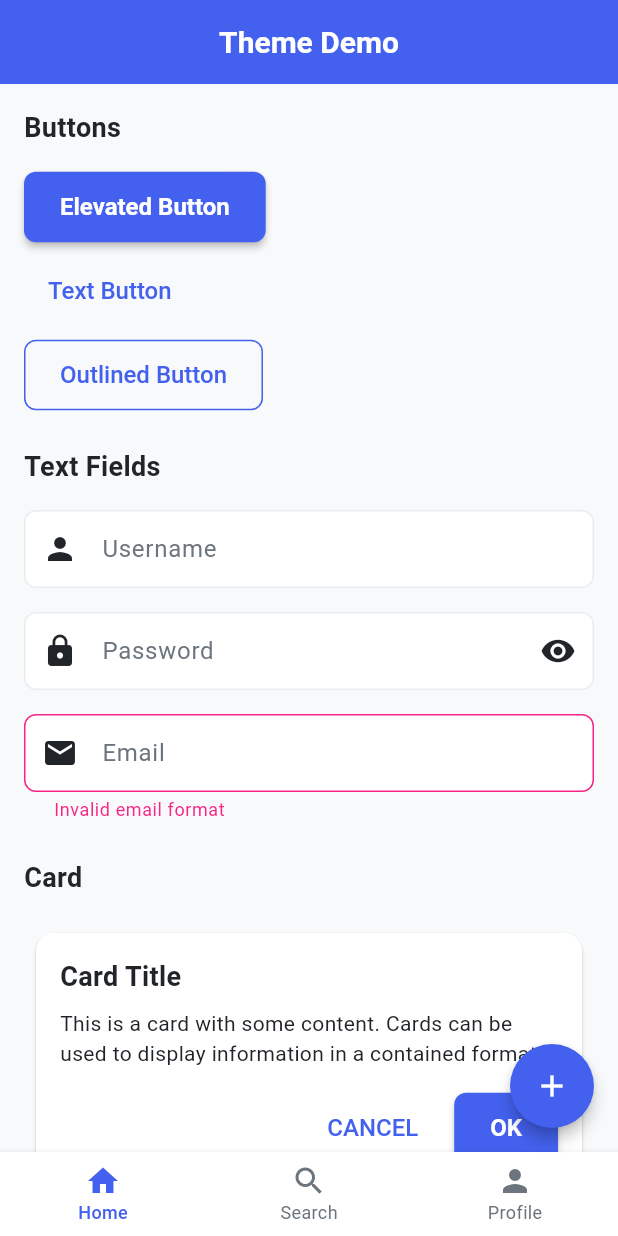
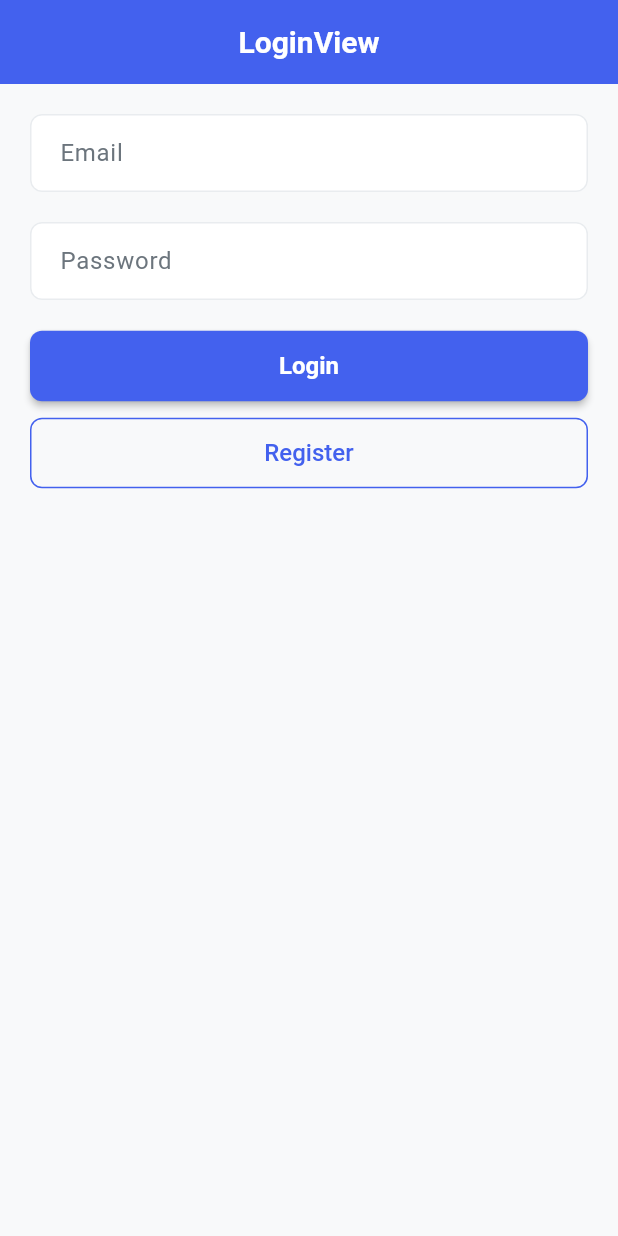
Before and after one commit to rafsanza-hub/attendance_flutter, a Flutter app: the screen it shows after launch, on a phone screen of 412 x 824 dp. Run offline on Flutter 3.47's test engine with Material 3 defaults, Android fonts, the phone set to English and light mode, and no system bars; our stand-ins replace firebase_auth, firebase_core, get; accounts and stored records are empty; generated files the repository leaves out were written again.

Commit message:
feat: tambah fitur login

```diff
--- /dev/null
+++ b/lib/app/modules/login/views/login_view.dart
@@ -0,0 +1,104 @@
+import 'package:attendance_flutter/app/routes/app_pages.dart';
+import 'package:flutter/material.dart';
+
+import 'package:get/get.dart';
+
+import '../controllers/login_controller.dart';
+
+class LoginView extends GetView<LoginController> {
+  final _formKey = GlobalKey<FormState>();
+  LoginView({super.key});
+  @override
+  Widget build(BuildContext context) {
+    return Stack(
+      children: [
+        Scaffold(
+          appBar: AppBar(
+            title: const Text('LoginView'),
+            centerTitle: true,
+          ),
+          body: SingleChildScrollView(
+            child: Padding(
+              padding: EdgeInsets.all(20),
+              child: Form(
+                key: _formKey,
+                child: Column(
+                  children: [
+                    TextFormField(
+                      controller: controller.emailC,
+                      decoration: const InputDecoration(
+                        labelText: 'Email',
+                        hintText: 'Enter your email',
+                        border: OutlineInputBorder(),
+                      ),
+                      validator: (value) {
+                        if (value == null || value.isEmpty) {
+                          return 'Please enter your email';
+                        }
+                        if (!GetUtils.isEmail(value)) {
+                          return 'Please enter a valid email';
+                        }
+                        return null;
+                      },
+                    ),
+                    const SizedBox(height: 20),
+                    TextFormField(
+                      controller: controller.passwordC,
+                      decoration: const InputDecoration(
+                        labelText: 'Password',
+                        hintText: 'Enter your password',
+                        border: OutlineInputBorder(),
+                      ),
+                      obscureText: true,
+                      validator: (value) {
+                        if (value == null || value.isEmpty) {
+                          return 'Please enter your password';
+                        }
+                        if (value.length < 6) {
+                          return 'Password must be at least 6 characters';
+                        }
+                        return null;
+                      },
+                    ),
+                    const SizedBox(height: 20),
+                    SizedBox(
+                      width: double.infinity,
+                      child: ElevatedButton(
+                        onPressed: () {
+                          if (_formKey.currentState!.validate()) {
+                            controller.login(controller.emailC.text,
+                                controller.passwordC.text);
+                          }
+                        },
+                        child: const Text('Login'),
+                      ),
+                    ),
+                    const SizedBox(height: 10),
+                    SizedBox(
+                      width: double.infinity,
+                      child: OutlinedButton(
+                        onPressed: () {
+                          Get.toNamed(Routes.REGISTER);
+                        },
+                        child: const Text('Register'),
+                      ),
+                    ),
+                  ],
+                ),
+              ),
+            ),
+          ),
+        ),
+        Obx(() => controller.isLoading.value
+            ? Container(
+                color: Colors.black.withOpacity(0.5),
+                height: MediaQuery.of(context).size.height,
+                child: Center(
+                  child: CircularProgressIndicator(),
+                ),
+              )
+            : const SizedBox()),
+      ],
+    );
+  }
+}
--- a/lib/app/routes/app_pages.dart
+++ b/lib/app/routes/app_pages.dart
@@ -2,19 +2,28 @@ import 'package:get/get.dart';
 
 import '../modules/home/bindings/home_binding.dart';
 import '../modules/home/views/home_view.dart';
+import '../modules/login/bindings/login_binding.dart';
+import '../modules/login/views/login_view.dart';
+import '../modules/register/bindings/register_binding.dart';
+import '../modules/register/views/register_view.dart';
 
 part 'app_routes.dart';
 
 class AppPages {
   AppPages._();
 
-  static const INITIAL = Routes.HOME;
+  static const INITIAL = Routes.LOGIN;
 
   static final routes = [
     GetPage(
       name: _Paths.HOME,
-      page: () => const HomeView(),
+      page: () => HomeView(),
       binding: HomeBinding(),
+    ),
+    GetPage(
+      name: _Paths.LOGIN,
+      page: () => LoginView(),
+      binding: LoginBinding(),
     ),
   ];
 }
--- a/lib/app/routes/app_routes.dart
+++ b/lib/app/routes/app_routes.dart
@@ -4,9 +4,11 @@ part of 'app_pages.dart';
 abstract class Routes {
   Routes._();
   static const HOME = _Paths.HOME;
+  static const LOGIN = _Paths.LOGIN;
 }
 
 abstract class _Paths {
   _Paths._();
   static const HOME = '/home';
+  static const LOGIN = '/login';
 }
--- a/pubspec.yaml
+++ b/pubspec.yaml
@@ -35,6 +35,8 @@ dependencies:
   flutter:
     sdk: flutter
   get: ^4.7.2
+  iconsax: ^0.0.8
+  intl: ^0.20.2
 
 dev_dependencies:
   flutter_lints: ^5.0.0
```
Also changed, not shown: lib/app/modules/login/bindings/login_binding.dart (added, +12 -0 lines), lib/app/modules/login/controllers/login_controller.dart (added, +52 -0 lines), lib/main.dart (+9 -2 lines), pubspec.lock, 1 other file.
